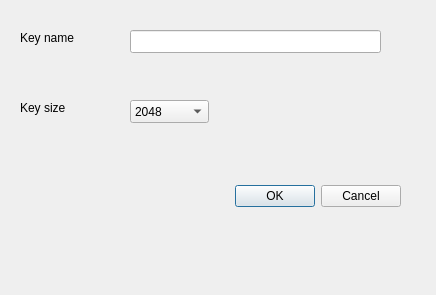
The window that galacteek/ui/addkeydialog.ui (pinnaculum/galacteek) describes before a commit, drawn with Qt 5.
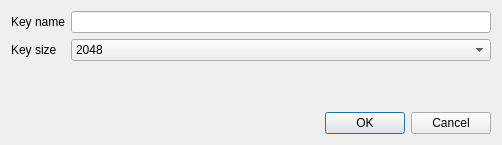
The same window after the commit.

Diff of the .ui file:
```diff
--- a/galacteek/ui/addkeydialog.ui
+++ b/galacteek/ui/addkeydialog.ui
@@ -6,74 +6,39 @@
    <rect>
     <x>0</x>
     <y>0</y>
-    <width>436</width>
-    <height>295</height>
+    <width>502</width>
+    <height>145</height>
    </rect>
   </property>
   <property name="windowTitle">
    <string>Dialog</string>
   </property>
-  <widget class="QDialogButtonBox" name="buttonBox">
-   <property name="geometry">
-    <rect>
-     <x>60</x>
-     <y>180</y>
-     <width>341</width>
-     <height>32</height>
-    </rect>
-   </property>
-   <property name="orientation">
-    <enum>Qt::Horizontal</enum>
-   </property>
-   <property name="standardButtons">
-    <set>QDialogButtonBox::Cancel|QDialogButtonBox::Ok</set>
-   </property>
-  </widget>
+  <layout class="QGridLayout" name="gridLayout_2">
+   <item row="0" column="0">
+    <layout class="QFormLayout" name="formLayout_2">
+     <item row="0" column="0">
   <widget class="QLabel" name="label">
-   <property name="geometry">
-    <rect>
-     <x>20</x>
-     <y>30</y>
-     <width>121</width>
-     <height>16</height>
-    </rect>
-   </property>
    <property name="text">
     <string>Key name</string>
    </property>
   </widget>
-  <widget class="QLineEdit" name="keyName">
-   <property name="geometry">
-    <rect>
-     <x>130</x>
-     <y>30</y>
-     <width>251</width>
-     <height>23</height>
-    </rect>
-   </property>
-  </widget>
+     </item>
+     <item row="2" column="0">
   <widget class="QLabel" name="label_2">
-   <property name="geometry">
-    <rect>
-     <x>20</x>
-     <y>100</y>
-     <width>59</width>
-     <height>15</height>
-    </rect>
-   </property>
    <property name="text">
     <string>Key size</string>
    </property>
   </widget>
+     </item>
+     <item row="0" column="1">
+      <widget class="QLineEdit" name="keyName">
+       <property name="maxLength">
+        <number>64</number>
+       </property>
+      </widget>
+     </item>
+     <item row="2" column="1">
   <widget class="QComboBox" name="keySize">
-   <property name="geometry">
-    <rect>
-     <x>130</x>
-     <y>100</y>
-     <width>79</width>
-     <height>23</height>
-    </rect>
-   </property>
    <item>
     <property name="text">
      <string>2048</string>
@@ -85,6 +50,20 @@
     </property>
    </item>
   </widget>
+     </item>
+    </layout>
+   </item>
+   <item row="1" column="0">
+    <widget class="QDialogButtonBox" name="buttonBox">
+     <property name="orientation">
+      <enum>Qt::Horizontal</enum>
+     </property>
+     <property name="standardButtons">
+      <set>QDialogButtonBox::Cancel|QDialogButtonBox::Ok</set>
+     </property>
+    </widget>
+   </item>
+  </layout>
  </widget>
  <resources/>
  <connections>
```
Lines whose indentation alone changed are shown as unchanged.
